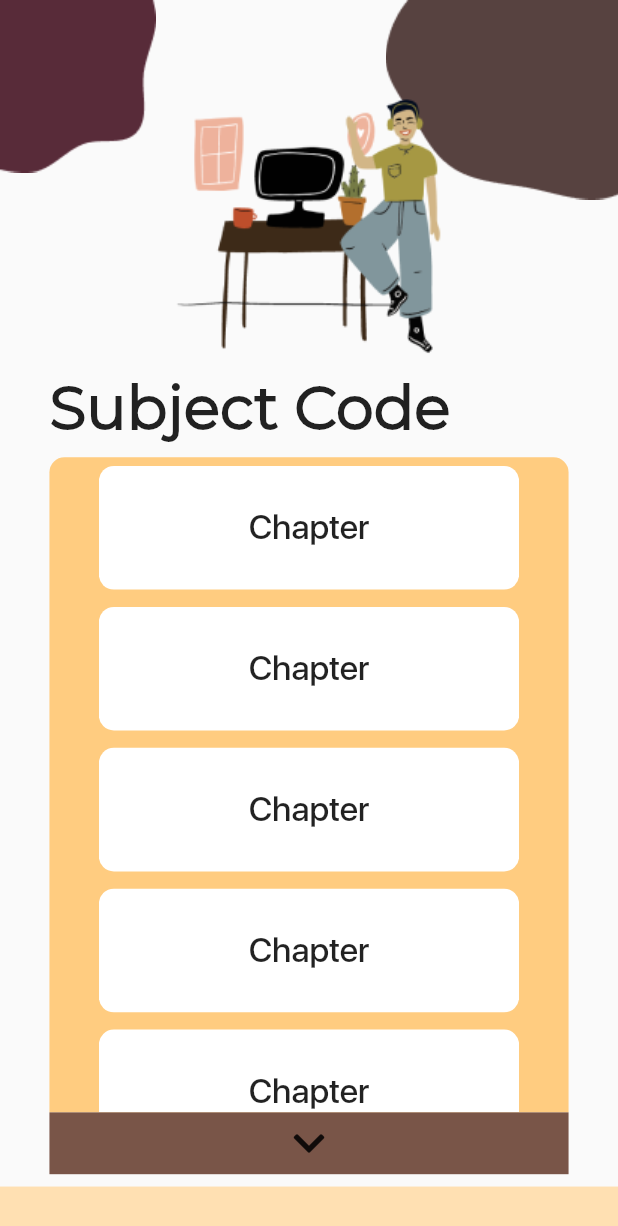
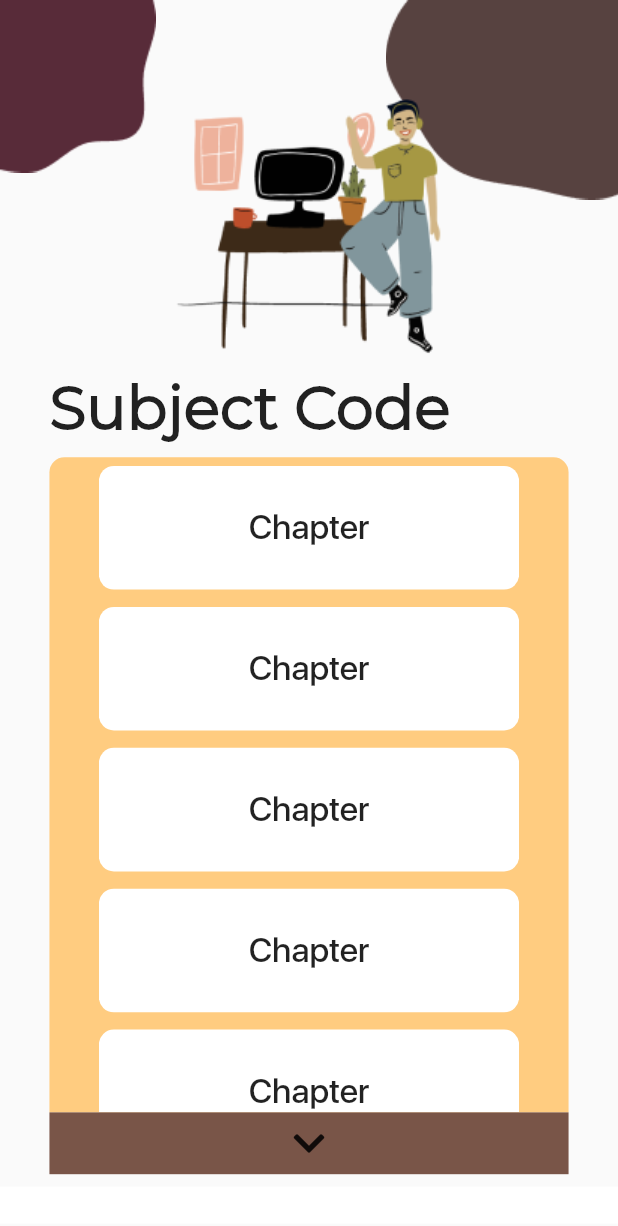
Before and after one commit to BlackTimber-Labs/Liberdeck, a Flutter app: the screen it shows after launch, after a tap on "Subject Code", on a phone screen of 412 x 824 dp. Shown: the top 1226 px of the screen. Run offline on Flutter 3.47's test engine with Material 2 defaults, Android fonts, the phone set to English and light mode, and no system bars; our stand-ins replace font_awesome_flutter.

Commit message:
fix alignment and problems

```diff
--- a/lib/provider/books_provider.dart
+++ b/lib/provider/books_provider.dart
@@ -1,15 +1,18 @@
 import 'package:flutter/material.dart';
 import '../model/book.dart';
 
+// ignore: public_member_api_docs
 class BooksProvider with ChangeNotifier {
+  // ignore: always_specify_types
   final List<Book> _bookList = [];
 
+  // ignore: public_member_api_docs
   List<Book> get bookList {
     return _bookList;
   }
 
+  // ignore: public_member_api_docs
   void addBook(Book book) {
-
     bookList.add(book);
     notifyListeners();
   }
--- a/lib/screens/sub_chp_screen.dart
+++ b/lib/screens/sub_chp_screen.dart
@@ -23,7 +23,7 @@ class _SubChpScreenState extends State<SubChpScreen> {
     return Scaffold(
       body: Column(
         children: <Widget>[
-          Container(
+          SizedBox(
             height: height * 0.3,
             width: width,
             //color: Colors.amber,
--- a/lib/screens/sub_screen.dart
+++ b/lib/screens/sub_screen.dart
@@ -24,10 +24,9 @@ class _SubScreenState extends State<SubScreen> {
     return Scaffold(
       body: Column(
         children: <Widget>[
-          Container(
+          SizedBox(
             height: height * 0.3,
             width: width,
-            //color: Colors.amber,
             child: TextHeader(
               width: width,
               height: height,
@@ -38,7 +37,7 @@ class _SubScreenState extends State<SubScreen> {
             ),
           ),
           Container(
-            height: height * 0.62,
+            height: height * 0.60,
             width: width,
             padding: EdgeInsets.symmetric(
               horizontal: width * 0.04,
@@ -46,7 +45,7 @@ class _SubScreenState extends State<SubScreen> {
             child: SubMainView(height: height, width: width),
           ),
           SizedBox(
-            height: height * 0.04,
+            height: height * 0.05,
           ),
           EmptyBottomBar(height: height),
         ],
--- a/lib/widgets/empty_bottom_bar.dart
+++ b/lib/widgets/empty_bottom_bar.dart
@@ -14,9 +14,9 @@ class EmptyBottomBar extends StatelessWidget {
   @override
   Widget build(BuildContext context) {
     return Container(
-      height: height * 0.04,
+      height: height * 0.03,
       decoration: BoxDecoration(
-        color: Theme.of(context).primaryColorLight,
+        color: Theme.of(context).cardColor,
       ),
     );
   }
--- a/lib/widgets/sub_chp_screen/sub_chp_main_view.dart
+++ b/lib/widgets/sub_chp_screen/sub_chp_main_view.dart
@@ -20,11 +20,11 @@ class SubChpMainView extends StatelessWidget {
 
   @override
   Widget build(BuildContext context) {
-    final _scrollController = ScrollController();
+    final ScrollController _scrollController = ScrollController();
     return Column(
       mainAxisAlignment: MainAxisAlignment.center,
       children: <Widget>[
-        Container(
+        SizedBox(
           height: height * 0.07,
           //color: Colors.blueAccent,
           child: Container(
@@ -47,7 +47,7 @@ class SubChpMainView extends StatelessWidget {
           padding: EdgeInsets.symmetric(
             horizontal: width * 0.08,
           ),
-          child: Container(
+          child: SizedBox(
             //color: Colors.cyan,
             height: height * 0.44,
             child: ListView.builder(
@@ -92,6 +92,7 @@ class SubChpMainView extends StatelessWidget {
             icon: const FaIcon(FontAwesomeIcons.chevronDown),
             onPressed: () async {
               // Delay to make sure the frames are rendered properly
+              // ignore: always_specify_types
               await Future.delayed(const Duration(milliseconds: 100));
               SchedulerBinding.instance?.addPostFrameCallback((_) {
                 _scrollController.animateTo(
```
Also changed, not shown: 2 other files.
